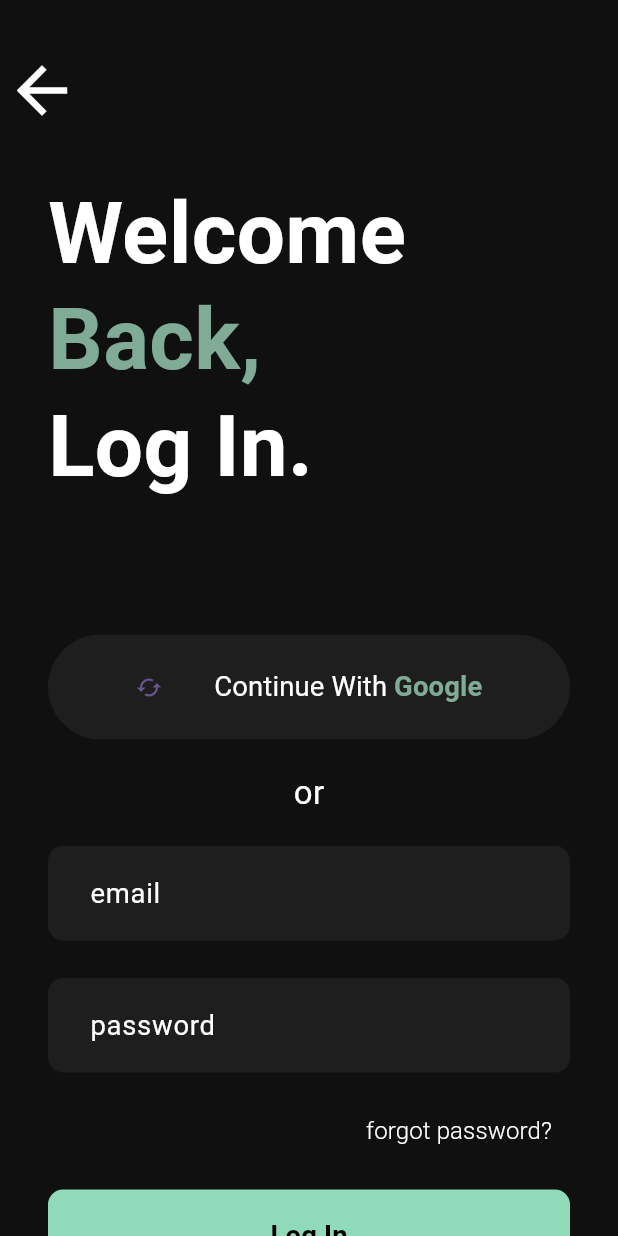
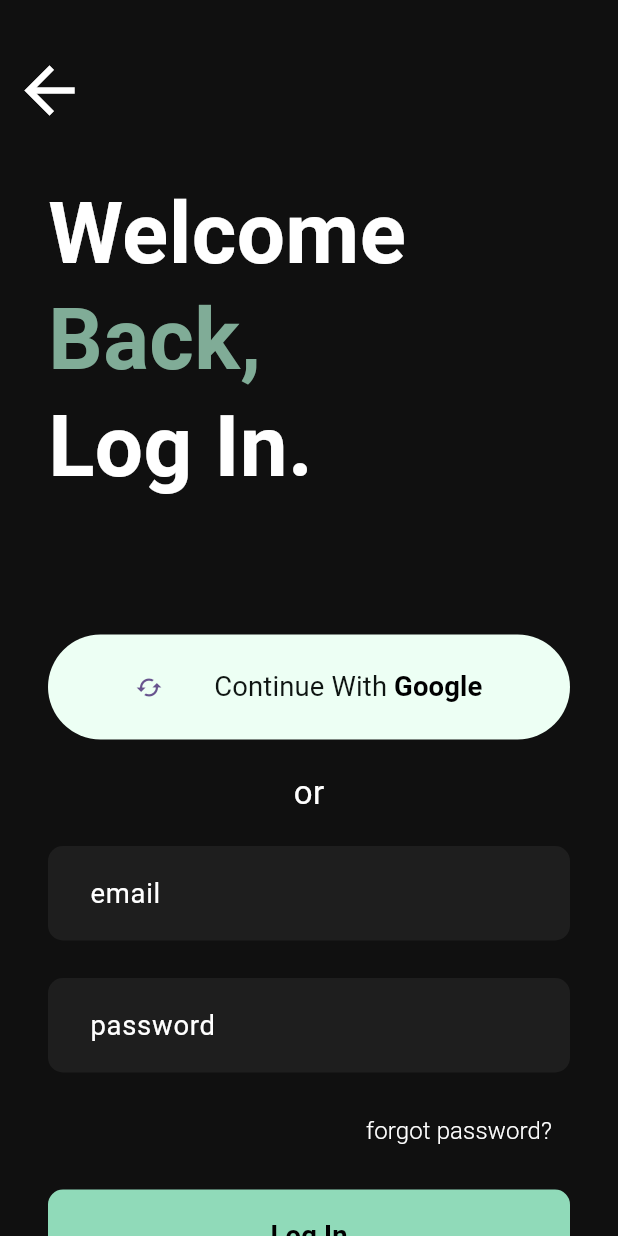
Before and after one commit to Joshua-Thachil/Hook, a Flutter app: the Login screen opened directly, on a phone screen of 412 x 824 dp. Run offline on Flutter 3.47's test engine with Material 3 defaults, Android fonts, the phone set to English and light mode, and no system bars; our stand-ins replace carousel_slider, firebase_auth, firebase_core; accounts and stored records are empty.

Commit message:
linked login and register pages

```diff
--- a/lib/screens/Login.dart
+++ b/lib/screens/Login.dart
@@ -45,10 +45,15 @@ class _LoginState extends State<Login> {
       appBar: AppBar(
         toolbarHeight: 120.0,
         backgroundColor: Colors.transparent,
-        leading: const Icon(
-          Icons.arrow_back,
-          color: Colors.white,
-          size: 50,
+        leading: IconButton(
+          onPressed: () {
+            Navigator.pop(context);
+          },
+          icon: Icon(
+            Icons.arrow_back,
+            color: Colors.white,
+            size: 50,
+          ),
         ),
       ),
       body: Center(
@@ -99,7 +104,7 @@ class _LoginState extends State<Login> {
                 style: ElevatedButton.styleFrom(
                   elevation: 0,
                   fixedSize: const Size(366, 70),
-                  backgroundColor: const Color(0xff1E1E1E),
+                  backgroundColor: const Color(0xffEDFFF4),
                 ),
                 child: const Row(
                   mainAxisAlignment: MainAxisAlignment.spaceEvenly,
@@ -113,7 +118,7 @@ class _LoginState extends State<Login> {
                             text: "Continue With ",
                             style: TextStyle(
                               fontSize: 18.3,
-                              color: Colors.white,
+                              color: Color(0xff0F1512),
                               fontWeight: FontWeight.w400,
                             ),
                           ),
@@ -121,7 +126,7 @@ class _LoginState extends State<Login> {
                             text: "Google",
                             style: TextStyle(
                               fontSize: 18.3,
-                              color: Color(0xff80AC97),
+                              color: Color(0xff000000),
                               fontWeight: FontWeight.bold,
                             ),
                           ),
@@ -149,6 +154,7 @@ class _LoginState extends State<Login> {
 
               TextField(
                 controller: loginEmailController,
+                style: TextStyle(color: Colors.white),
                 decoration: const InputDecoration(
                   hintText: "email",
                   hintStyle: TextStyle(
@@ -164,12 +170,13 @@ class _LoginState extends State<Login> {
                   ),
                   contentPadding: EdgeInsets.symmetric(horizontal: 24.0, vertical: 18.0),
                 ),
-              ),
+              ), // Email text Field
 
               const SizedBox(height: 25,),
 
               TextField(
                 controller: loginPasswordController,
+                style: TextStyle(color: Colors.white),
                 decoration: const InputDecoration(
                     hintText: "password",
                     hintStyle: TextStyle(
@@ -185,7 +192,7 @@ class _LoginState extends State<Login> {
                     ),
                   contentPadding: EdgeInsets.symmetric(horizontal: 24.0, vertical: 18.0),
                 ),
-              ),
+              ), // Password text Field
 
               const SizedBox(height: 15,),
 
```
Also changed, not shown: lib/screens/InitScreen.dart (+7 -5 lines), lib/screens/SignUp.dart (+16 -24 lines).
